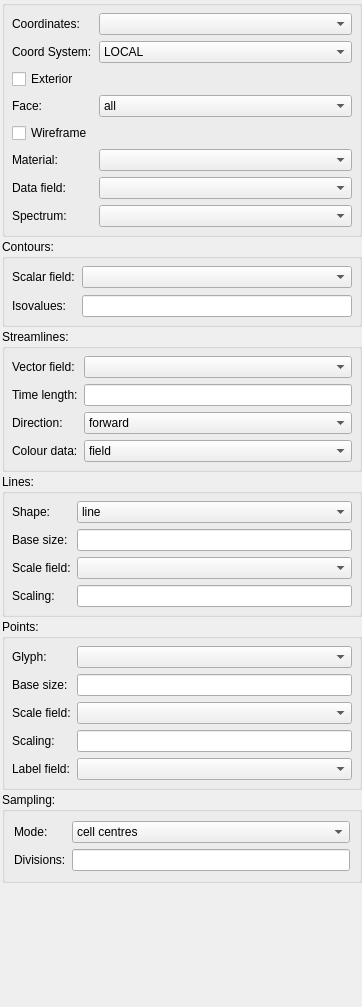
Before: the Qt Designer form res/designer/graphicseditorwidget.ui in tsalemink/neon, drawn with Qt 5.
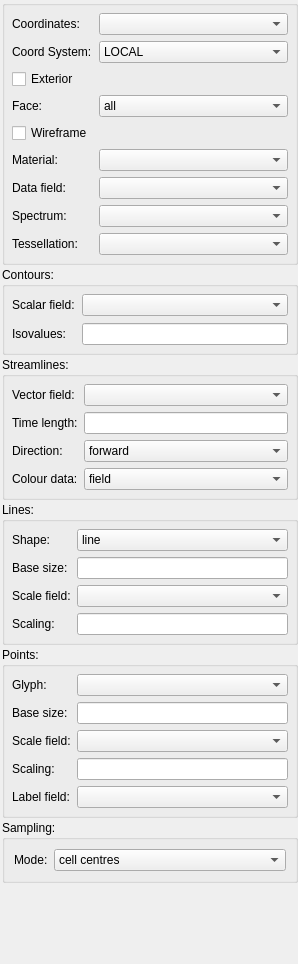
After: the same form once the commit is applied. Custom widgets are drawn as their Qt base class.

Commit message:
Add tessellation chooser to graphics editor widget
Remove previous sampling divisions control.

Patch:
```diff
--- a/res/designer/graphicseditorwidget.ui
+++ b/res/designer/graphicseditorwidget.ui
@@ -9,16 +9,22 @@
    <rect>
     <x>0</x>
     <y>0</y>
-    <width>362</width>
-    <height>1007</height>
+    <width>298</width>
+    <height>964</height>
    </rect>
   </property>
   <property name="sizePolicy">
-   <sizepolicy hsizetype="Preferred" vsizetype="Preferred">
+   <sizepolicy hsizetype="Expanding" vsizetype="Preferred">
     <horstretch>0</horstretch>
     <verstretch>0</verstretch>
    </sizepolicy>
   </property>
+  <property name="minimumSize">
+   <size>
+    <width>180</width>
+    <height>0</height>
+   </size>
+  </property>
   <property name="windowTitle">
    <string>Graphics Editor</string>
   </property>
@@ -43,18 +49,6 @@
    </property>
    <item>
     <widget class="QGroupBox" name="general_groupbox">
-     <property name="sizePolicy">
-      <sizepolicy hsizetype="Preferred" vsizetype="Preferred">
-       <horstretch>0</horstretch>
-       <verstretch>0</verstretch>
-      </sizepolicy>
-     </property>
-     <property name="minimumSize">
-      <size>
-       <width>0</width>
-       <height>0</height>
-      </size>
-     </property>
      <property name="maximumSize">
       <size>
        <width>16777215</width>
@@ -151,12 +145,6 @@
       </item>
       <item row="4" column="0">
        <widget class="QCheckBox" name="exterior_checkbox">
-        <property name="sizePolicy">
-         <sizepolicy hsizetype="Minimum" vsizetype="Preferred">
-          <horstretch>0</horstretch>
-          <verstretch>0</verstretch>
-         </sizepolicy>
-        </property>
         <property name="text">
          <string>Exterior</string>
         </property>
@@ -171,12 +159,6 @@
       </item>
       <item row="5" column="1">
        <widget class="QComboBox" name="face_combobox">
-        <property name="sizePolicy">
-         <sizepolicy hsizetype="Preferred" vsizetype="Preferred">
-          <horstretch>0</horstretch>
-          <verstretch>0</verstretch>
-         </sizepolicy>
-        </property>
         <property name="sizeAdjustPolicy">
          <enum>QComboBox::AdjustToContents</enum>
         </property>
@@ -236,12 +218,6 @@
       </item>
       <item row="7" column="1">
        <widget class="MaterialChooserWidget" name="material_chooser">
-        <property name="sizePolicy">
-         <sizepolicy hsizetype="Preferred" vsizetype="Preferred">
-          <horstretch>0</horstretch>
-          <verstretch>0</verstretch>
-         </sizepolicy>
-        </property>
         <property name="sizeAdjustPolicy">
          <enum>QComboBox::AdjustToContents</enum>
         </property>
@@ -256,12 +232,6 @@
       </item>
       <item row="10" column="1">
        <widget class="FieldChooserWidget" name="data_field_chooser">
-        <property name="sizePolicy">
-         <sizepolicy hsizetype="Preferred" vsizetype="Preferred">
-          <horstretch>0</horstretch>
-          <verstretch>0</verstretch>
-         </sizepolicy>
-        </property>
         <property name="editable">
          <bool>false</bool>
         </property>
@@ -282,34 +252,26 @@
       </item>
       <item row="6" column="0">
        <widget class="QCheckBox" name="wireframe_checkbox">
-        <property name="sizePolicy">
-         <sizepolicy hsizetype="Minimum" vsizetype="Preferred">
-          <horstretch>0</horstretch>
-          <verstretch>0</verstretch>
-         </sizepolicy>
-        </property>
         <property name="text">
          <string>Wireframe</string>
         </property>
        </widget>
       </item>
+      <item row="12" column="1">
+       <widget class="TessellationChooserWidget" name="tessellation_chooser"/>
+      </item>
+      <item row="12" column="0">
+       <widget class="QLabel" name="tessellation_label">
+        <property name="text">
+         <string>Tessellation:</string>
+        </property>
+       </widget>
+      </item>
      </layout>
     </widget>
    </item>
    <item>
     <widget class="QGroupBox" name="contours_groupbox">
-     <property name="sizePolicy">
-      <sizepolicy hsizetype="Preferred" vsizetype="Preferred">
-       <horstretch>0</horstretch>
-       <verstretch>0</verstretch>
-      </sizepolicy>
-     </property>
-     <property name="minimumSize">
-      <size>
-       <width>0</width>
-       <height>0</height>
-      </size>
-     </property>
      <property name="maximumSize">
       <size>
        <width>16777215</width>
@@ -336,14 +298,7 @@
        <number>7</number>
       </property>
       <item row="1" column="1">
-       <widget class="QLineEdit" name="isovalues_lineedit">
-        <property name="sizePolicy">
-         <sizepolicy hsizetype="Expanding" vsizetype="Preferred">
-          <horstretch>0</horstretch>
-          <verstretch>0</verstretch>
-         </sizepolicy>
-        </property>
-       </widget>
+       <widget class="QLineEdit" name="isovalues_lineedit"/>
       </item>
       <item row="0" column="0">
        <widget class="QLabel" name="isoscalar_field_label">
@@ -390,12 +345,6 @@
       </item>
       <item row="0" column="1">
        <widget class="FieldChooserWidget" name="stream_vector_field_chooser">
-        <property name="sizePolicy">
-         <sizepolicy hsizetype="Preferred" vsizetype="Preferred">
-          <horstretch>0</horstretch>
-          <verstretch>0</verstretch>
-         </sizepolicy>
-        </property>
         <property name="sizeAdjustPolicy">
          <enum>QComboBox::AdjustToContents</enum>
         </property>
@@ -521,14 +470,7 @@
        </widget>
       </item>
       <item row="1" column="1">
-       <widget class="QLineEdit" name="line_base_size_lineedit">
-        <property name="sizePolicy">
-         <sizepolicy hsizetype="Expanding" vsizetype="Preferred">
-          <horstretch>0</horstretch>
-          <verstretch>0</verstretch>
-         </sizepolicy>
-        </property>
-       </widget>
+       <widget class="QLineEdit" name="line_base_size_lineedit"/>
       </item>
       <item row="2" column="0">
        <widget class="QLabel" name="line_orientation_scale_field_label">
@@ -558,32 +500,13 @@
        </widget>
       </item>
       <item row="3" column="1">
-       <widget class="QLineEdit" name="line_scale_factors_lineedit">
-        <property name="sizePolicy">
-         <sizepolicy hsizetype="Expanding" vsizetype="Preferred">
-          <horstretch>0</horstretch>
-          <verstretch>0</verstretch>
-         </sizepolicy>
-        </property>
-       </widget>
+       <widget class="QLineEdit" name="line_scale_factors_lineedit"/>
       </item>
      </layout>
     </widget>
    </item>
    <item>
     <widget class="QGroupBox" name="points_groupbox">
-     <property name="sizePolicy">
-      <sizepolicy hsizetype="Preferred" vsizetype="Preferred">
-       <horstretch>0</horstretch>
-       <verstretch>0</verstretch>
-      </sizepolicy>
-     </property>
-     <property name="minimumSize">
-      <size>
-       <width>0</width>
-       <height>0</height>
-      </size>
-     </property>
      <property name="maximumSize">
       <size>
        <width>16777215</width>
@@ -609,12 +532,6 @@
       </item>
       <item row="0" column="1">
        <widget class="GlyphChooserWidget" name="glyph_chooser">
-        <property name="sizePolicy">
-         <sizepolicy hsizetype="Preferred" vsizetype="Preferred">
-          <horstretch>0</horstretch>
-          <verstretch>0</verstretch>
-         </sizepolicy>
-        </property>
         <property name="sizeAdjustPolicy">
          <enum>QComboBox::AdjustToContents</enum>
         </property>
@@ -628,14 +545,7 @@
        </widget>
       </item>
       <item row="2" column="1">
-       <widget class="QLineEdit" name="point_base_size_lineedit">
-        <property name="sizePolicy">
-         <sizepolicy hsizetype="Expanding" vsizetype="Preferred">
-          <horstretch>0</horstretch>
-          <verstretch>0</verstretch>
-         </sizepolicy>
-        </property>
-       </widget>
+       <widget class="QLineEdit" name="point_base_size_lineedit"/>
       </item>
       <item row="3" column="0">
        <widget class="QLabel" name="point_orientation_scale_field_label">
@@ -646,12 +556,6 @@
       </item>
       <item row="3" column="1">
        <widget class="FieldChooserWidget" name="point_orientation_scale_field_chooser">
-        <property name="sizePolicy">
-         <sizepolicy hsizetype="Preferred" vsizetype="Preferred">
-          <horstretch>0</horstretch>
-          <verstretch>0</verstretch>
-         </sizepolicy>
-        </property>
         <property name="sizeAdjustPolicy">
          <enum>QComboBox::AdjustToContents</enum>
         </property>
@@ -673,26 +577,13 @@
       </item>
       <item row="7" column="1">
        <widget class="FieldChooserWidget" name="label_field_chooser">
-        <property name="sizePolicy">
-         <sizepolicy hsizetype="Preferred" vsizetype="Preferred">
-          <horstretch>0</horstretch>
-          <verstretch>0</verstretch>
-         </sizepolicy>
-        </property>
         <property name="sizeAdjustPolicy">
          <enum>QComboBox::AdjustToContents</enum>
         </property>
        </widget>
       </item>
       <item row="6" column="1">
-       <widget class="QLineEdit" name="point_scale_factors_lineedit">
-        <property name="sizePolicy">
-         <sizepolicy hsizetype="Expanding" vsizetype="Preferred">
-          <horstretch>0</horstretch>
-          <verstretch>0</verstretch>
-         </sizepolicy>
-        </property>
-       </widget>
+       <widget class="QLineEdit" name="point_scale_factors_lineedit"/>
       </item>
      </layout>
     </widget>
@@ -703,13 +594,13 @@
       <string>Sampling:</string>
      </property>
      <layout class="QFormLayout" name="formLayout_6">
-      <item row="1" column="1">
-       <widget class="QLineEdit" name="sampling_divisions_lineedit"/>
-      </item>
-      <item row="1" column="0">
-       <widget class="QLabel" name="sampling_divisions_label">
+      <property name="fieldGrowthPolicy">
+       <enum>QFormLayout::AllNonFixedFieldsGrow</enum>
+      </property>
+      <item row="0" column="0">
+       <widget class="QLabel" name="sampling_mode_label">
         <property name="text">
-         <string>Divisions:</string>
+         <string>Mode:</string>
         </property>
        </widget>
       </item>
@@ -730,13 +621,6 @@
         </item>
        </widget>
       </item>
-      <item row="0" column="0">
-       <widget class="QLabel" name="sampling_mode_label">
-        <property name="text">
-         <string>Mode:</string>
-        </property>
-       </widget>
-      </item>
      </layout>
     </widget>
    </item>
@@ -776,6 +660,11 @@
    <extends>QComboBox</extends>
    <header>opencmiss/neon/ui/zincwidgets/spectrumchooserwidget.h</header>
   </customwidget>
+  <customwidget>
+   <class>TessellationChooserWidget</class>
+   <extends>QComboBox</extends>
+   <header>opencmiss/neon/ui/zincwidgets/tessellationchooserwidget.h</header>
+  </customwidget>
  </customwidgets>
  <resources/>
  <connections>
```
Left out of the diff: 33 changed lines with no effect on the pictures. The commit also changes 3 other files.
